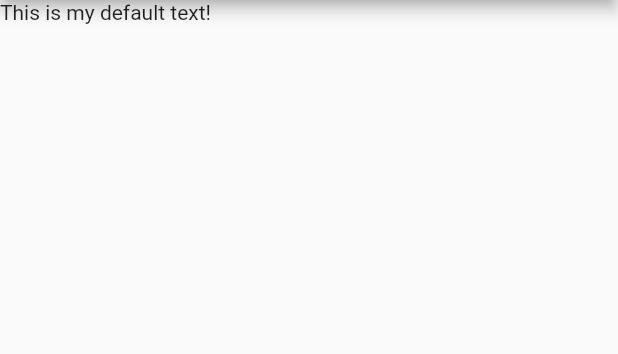
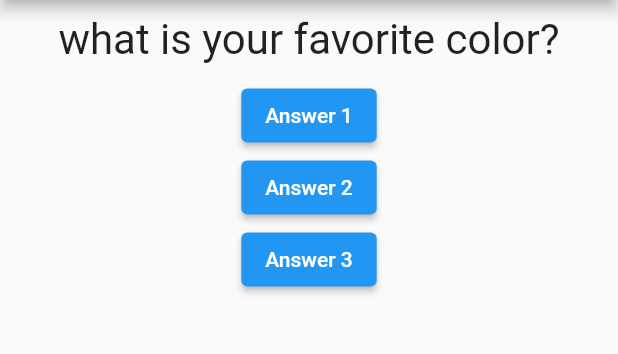
Before and after one commit to georgebolarakis/first_app, a Flutter app: the screen it shows after launch, on a phone screen of 412 x 824 dp, the part 84-438 px from its top. Run offline on Flutter 3.47's test engine with Material 2 defaults, Android fonts, the phone set to English and light mode, and no system bars.

Commit message:
added question widget

```diff
--- a/Complete_Guide/flutter_complete_guide/lib/main.dart
+++ b/Complete_Guide/flutter_complete_guide/lib/main.dart
@@ -1,4 +1,5 @@
 import 'package:flutter/material.dart';
+import './question.dart';
 
 void main() {
   runApp(MyApp());
@@ -7,16 +8,61 @@
 //another way to wright the above code, when you just have one argument
 //void main() => runApp(MyApp());
 
-class MyApp extends StatelessWidget {
+class MyApp extends StatefulWidget {
+  @override
+  State<StatefulWidget> createState() {
+    return _MyAppState();
+  }
+}
+
+//adding a leading underscore defines that the class can be changed only inside this file, turns the class into private
+class _MyAppState extends State<MyApp> {
+  var _questionIndex = 0;
+
+  void _answerQuestion() {
+    setState(() {
+      _questionIndex = _questionIndex + 1;
+    });
+
+    print(_questionIndex);
+
+    // print("answer 1 chosen");
+  }
+
   //adding a decorator to make the code cleaner since we are using out widget instead of the StatelessWidget
   @override
   Widget build(BuildContext context) {
+    var questions = [
+      "what is your favorite color?",
+      "what's your favorite animal?"
+    ];
     return MaterialApp(
       home: Scaffold(
         appBar: AppBar(
           title: Text("My first App"),
         ),
-        body: Text("This is my default text!"),
+        body: Column(
+          children: [
+            //question[0]
+            Question(questions[_questionIndex]),
+            ElevatedButton(
+              child: Text("Answer 1"),
+              onPressed: _answerQuestion,
+            ),
+            ElevatedButton(
+              child: Text("Answer 2"),
+              //here we are calling an anonimous function and we are adding the functionality of a function in it
+              onPressed: () => print("answer 2 chosen"),
+            ),
+            ElevatedButton(
+                child: Text("Answer 3"),
+                //here we are adding the curly brases to indicate that we have more than one functions running
+                onPressed: () {
+                  //more things to do
+                  print("this is answer 3");
+                }),
+          ],
+        ),
       ),
     );
   }
--- /dev/null
+++ b/Complete_Guide/flutter_complete_guide/lib/question.dart
@@ -0,0 +1,23 @@
+import 'package:flutter/material.dart';
+
+class Question extends StatelessWidget {
+  //final means that this property will never change
+  final String questionText;
+
+  Question(this.questionText);
+
+  @override
+  Widget build(BuildContext context) {
+    return Container(
+      //.infinity the container takes as much width as it can get on the screen
+      width: double.infinity,
+      //margin is spacing around the container
+      margin: EdgeInsets.all(10),
+      child: Text(
+        questionText,
+        style: TextStyle(fontSize: 28),
+        textAlign: TextAlign.center,
+      ),
+    );
+  }
+}
```
